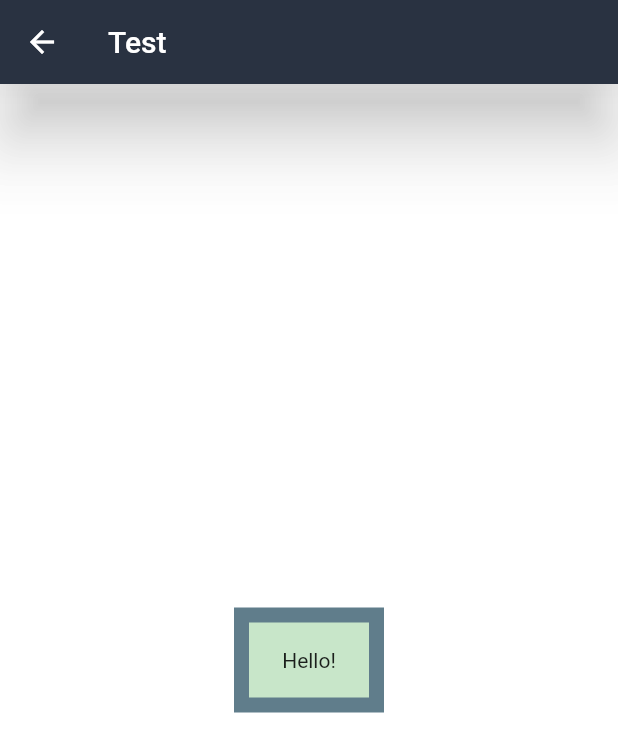
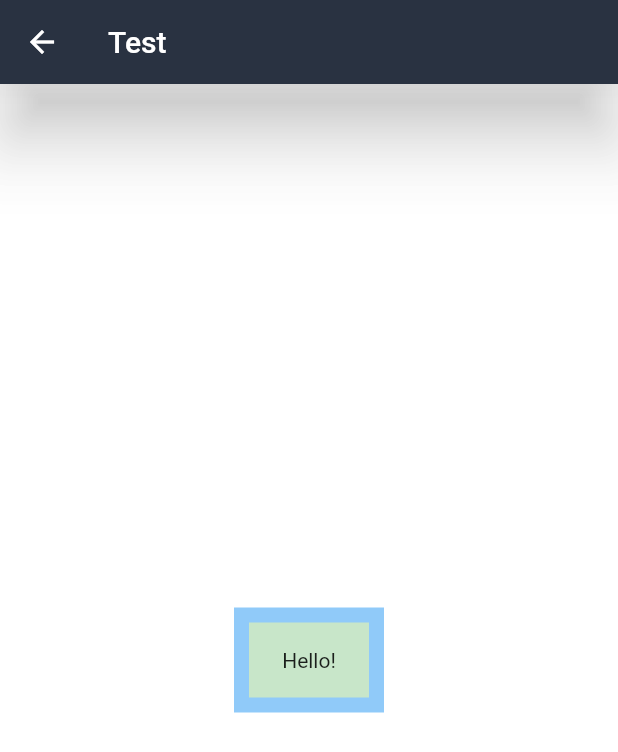
Before and after one commit to erikpz/components-app, a Flutter app: the TestPage screen opened by its route, on a phone screen of 412 x 824 dp. Shown: the top 752 px of the screen. Run offline on Flutter 3.47's test engine with Material 2 defaults, Android fonts, the phone set to English and light mode, and no system bars.

Commit message:
Colors...

```diff
--- a/lib/pages/test_page.dart
+++ b/lib/pages/test_page.dart
@@ -18,7 +18,7 @@ class _TestState extends State<TestPage> {
         body: Center(
           child: Container(
             padding: EdgeInsets.all(10),
-            decoration: BoxDecoration(color: Colors.blueGrey),
+            decoration: BoxDecoration(color: Colors.blue[200]),
             width: 100,
             height: 70,
             child: Container(
```
